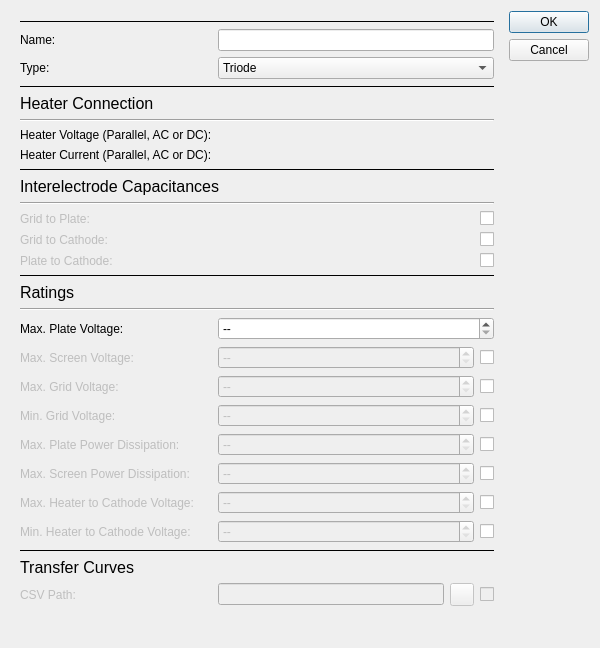
Before: the Qt Designer form src/tubedatadialog.ui in will-marshall00921/LoadLineCalculator, drawn with Qt 5.
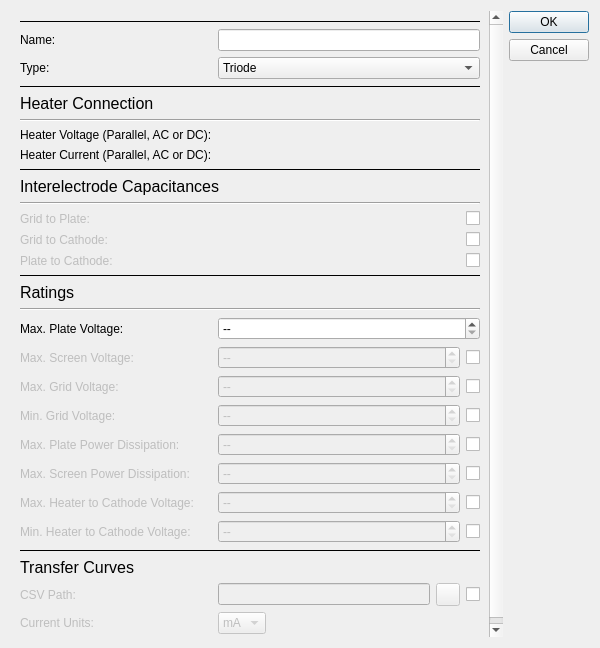
After: the same form once the commit is applied. Icons and pictures are not drawn. Custom widgets are drawn as their Qt base class.

Commit message: v0.5.0 - Change: Created a combo box in the tube creation dialog for selecting the units of the current values in the target CSV file - Feature: Added the ability to load user created transfer curves in the tube creation dialog - Feature: Added a menu bar action to open the native file browser in the current tube database

Patch:
```diff
--- a/src/tubedatadialog.ui
+++ b/src/tubedatadialog.ui
@@ -32,9 +32,9 @@
       <property name="geometry">
        <rect>
         <x>0</x>
-        <y>0</y>
+        <y>-24</y>
         <width>489</width>
-        <height>632</height>
+        <height>660</height>
        </rect>
       </property>
       <layout class="QFormLayout" name="formLayout">
@@ -689,7 +689,7 @@
          <item>
           <widget class="QCheckBox" name="csvPathCheckBox">
            <property name="enabled">
-            <bool>false</bool>
+            <bool>true</bool>
            </property>
            <property name="text">
             <string/>
@@ -698,6 +698,39 @@
          </item>
         </layout>
        </item>
+       <item row="28" column="0">
+        <widget class="QLabel" name="currentUnitsLabel">
+         <property name="enabled">
+          <bool>false</bool>
+         </property>
+         <property name="text">
+          <string>Current Units:</string>
+         </property>
+        </widget>
+       </item>
+       <item row="28" column="1">
+        <widget class="QComboBox" name="currentUnitsComboBox">
+         <property name="enabled">
+          <bool>false</bool>
+         </property>
+         <property name="sizePolicy">
+          <sizepolicy hsizetype="Maximum" vsizetype="Fixed">
+           <horstretch>0</horstretch>
+           <verstretch>0</verstretch>
+          </sizepolicy>
+         </property>
+         <item>
+          <property name="text">
+           <string>mA</string>
+          </property>
+         </item>
+         <item>
+          <property name="text">
+           <string>A</string>
+          </property>
+         </item>
+        </widget>
+       </item>
       </layout>
      </widget>
     </widget>
```
The commit also changes 9 other files.
